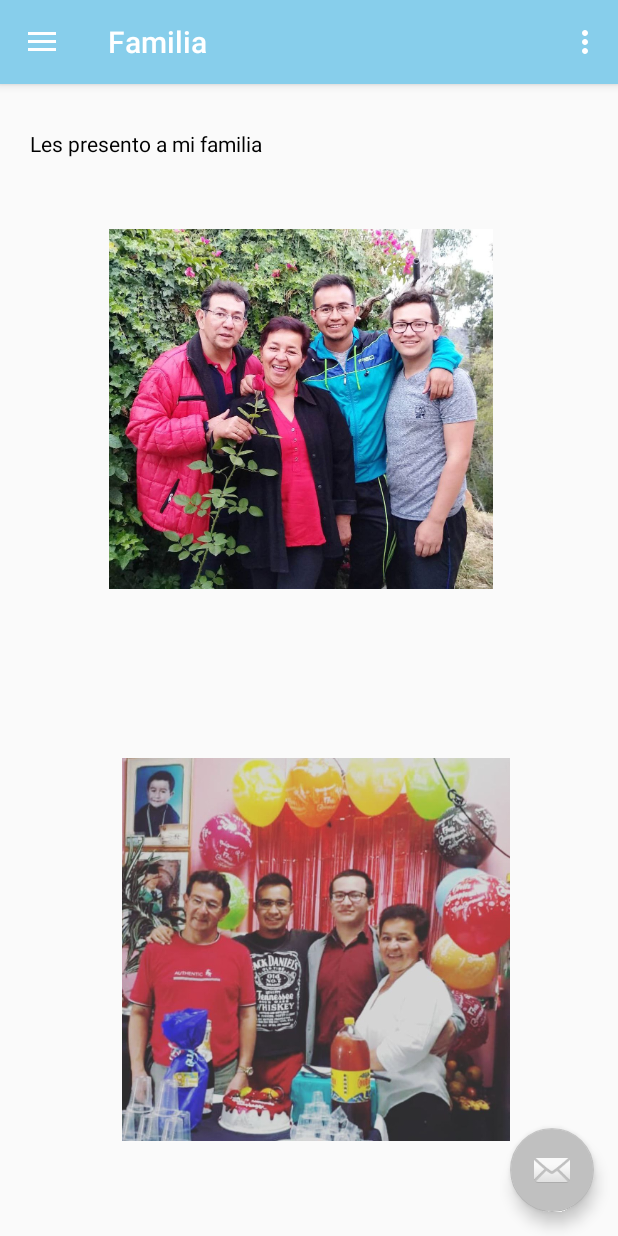
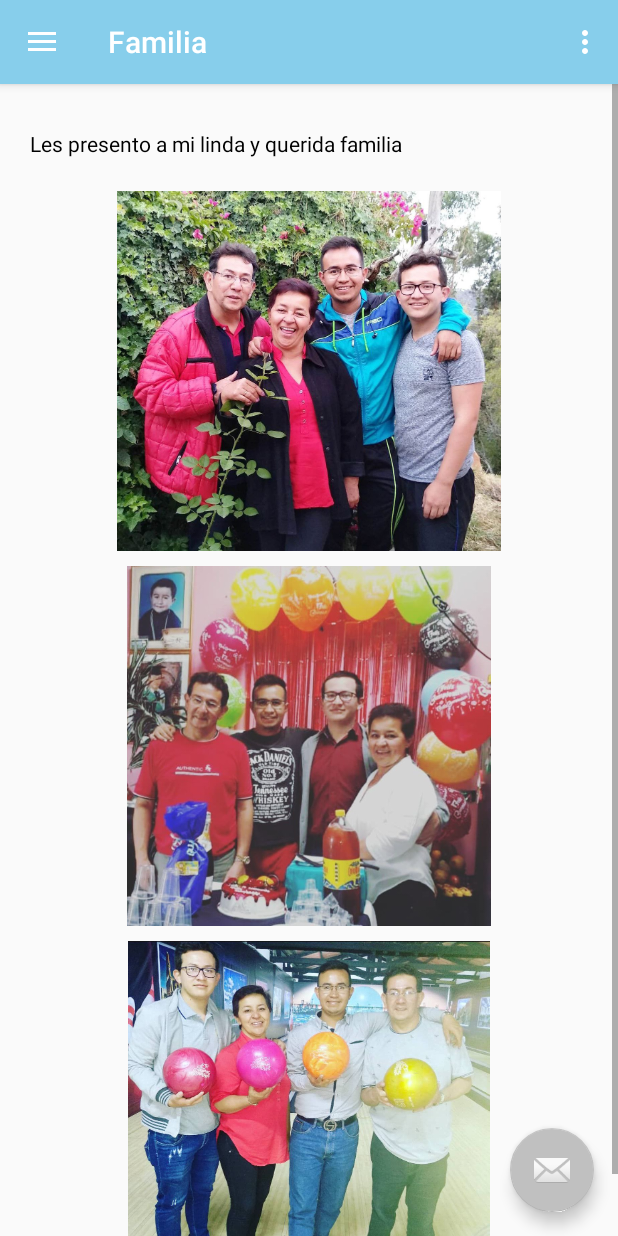
Before and after one commit to dfc201692/BIOGRAFIA_ANDROID, an Android app: the screen it shows after launch (MainActivity), in the side drawer, after a tap on "Familia", on a phone screen of 412 x 824 dp. Run offline under Robolectric (Android 15) with nearby library versions, the phone set to English and light mode, and no system bars; our stand-ins replace navigation-ui.

Commit message:
Se hace un scroll a unas fotos familiares

```diff
--- a/app/src/main/res/layout/fragment_familia2.xml
+++ b/app/src/main/res/layout/fragment_familia2.xml
@@ -6,13 +6,22 @@
     android:layout_height="match_parent"
     tools:context=".familia">
 
-    <!-- TODO: Update blank fragment layout -->
+    <ScrollView
+        android:layout_width="match_parent"
+        android:layout_height="wrap_content"
+        android:orientation="vertical">
+
+        <RelativeLayout
+            android:layout_width="match_parent"
+            android:layout_height="wrap_content"
+            android:orientation="vertical">
+
             <TextView
                 android:id="@+id/textView1"
                 android:layout_width="match_parent"
+                android:layout_height="31dp"
+                android:layout_marginLeft="20dp"
                 android:layout_marginTop="30dp"
-        android:layout_marginLeft="20dp"
-        android:layout_height="31dp"
                 android:text="@string/familia01"
                 android:textColor="#000000"
                 tools:ignore="MissingConstraints"
@@ -20,43 +29,45 @@
                 tools:layout_editor_absoluteY="42dp" />
 
             <ImageView
-        android:id="@+id/imageView5"
+                android:id="@+id/imageView0"
                 android:layout_width="293dp"
                 android:layout_height="240dp"
-        android:layout_below="@+id/textView1"
+                android:src="@mipmap/fam"
+                android:layout_below="@id/textView1"
                 android:layout_alignParentStart="true"
                 android:layout_alignParentLeft="true"
                 android:layout_alignParentEnd="true"
                 android:layout_alignParentRight="true"
-        android:layout_marginStart="53dp"
-        android:layout_marginLeft="53dp"
-        android:layout_marginTop="35dp"
-        android:layout_marginEnd="64dp"
-        android:layout_marginRight="64dp"
-        android:src="@mipmap/fam"
-        app:layout_constraintEnd_toEndOf="parent"
-        app:layout_constraintStart_toStartOf="parent"
-        app:layout_constraintTop_toBottomOf="@+id/textView1"
-        tools:ignore="MissingConstraints" />
+                android:layout_marginTop="10dp"
+                />
 
             <ImageView
-        android:id="@+id/imageView2"
-        android:layout_width="257dp"
-        android:layout_height="266dp"
+                android:id="@+id/imageView1"
+                android:layout_width="293dp"
+                android:layout_height="240dp"
+                android:src="@mipmap/fam1"
+                android:layout_below="@id/imageView0"
                 android:layout_alignParentStart="true"
                 android:layout_alignParentLeft="true"
                 android:layout_alignParentEnd="true"
                 android:layout_alignParentRight="true"
-        android:layout_alignParentBottom="true"
-        android:layout_marginStart="81dp"
-        android:layout_marginLeft="81dp"
-        android:layout_marginEnd="72dp"
-        android:layout_marginRight="72dp"
-        android:layout_marginBottom="58dp"
-        android:src="@mipmap/fam1"
-        app:layout_constraintEnd_toEndOf="parent"
-        app:layout_constraintStart_toStartOf="parent"
-        app:layout_constraintTop_toBottomOf="@+id/textView1"
-        tools:ignore="MissingConstraints" />
+                android:layout_marginTop="10dp"
+                />
+
+            <ImageView
+                android:id="@+id/imageView2"
+                android:layout_width="293dp"
+                android:layout_height="240dp"
+                android:src="@mipmap/familia"
+                android:layout_below="@id/imageView1"
+                android:layout_alignParentStart="true"
+                android:layout_alignParentLeft="true"
+                android:layout_alignParentEnd="true"
+                android:layout_alignParentRight="true"
+                android:layout_marginTop="10dp"
+                />
 
         </RelativeLayout>
+    </ScrollView>
+
+</RelativeLayout>
--- a/app/src/main/res/values/strings.xml
+++ b/app/src/main/res/values/strings.xml
@@ -39,6 +39,6 @@
     <string name="Estudios03"> • Ingeniero de sistemas</string>
 
     <!-- Texto de familia -->
-    <string name="familia01"> Les presento a mi familia </string>
+    <string name="familia01"> Les presento a mi linda y querida familia </string>
 
 </resources>
```
Lines whose indentation alone changed are shown as unchanged.
